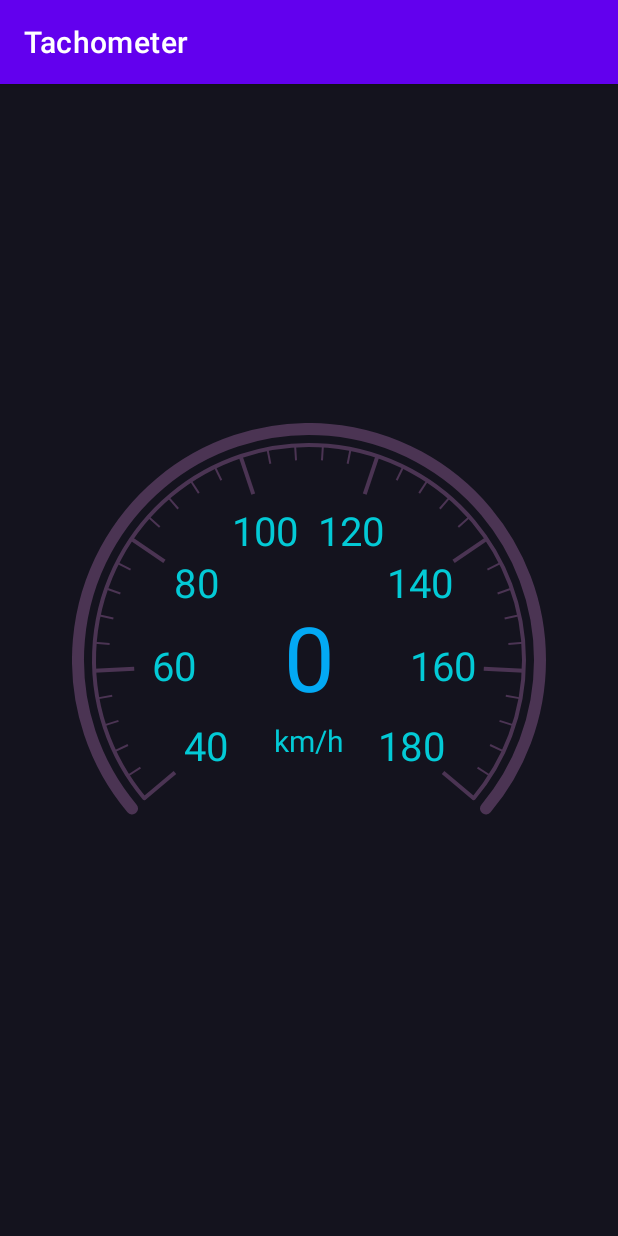
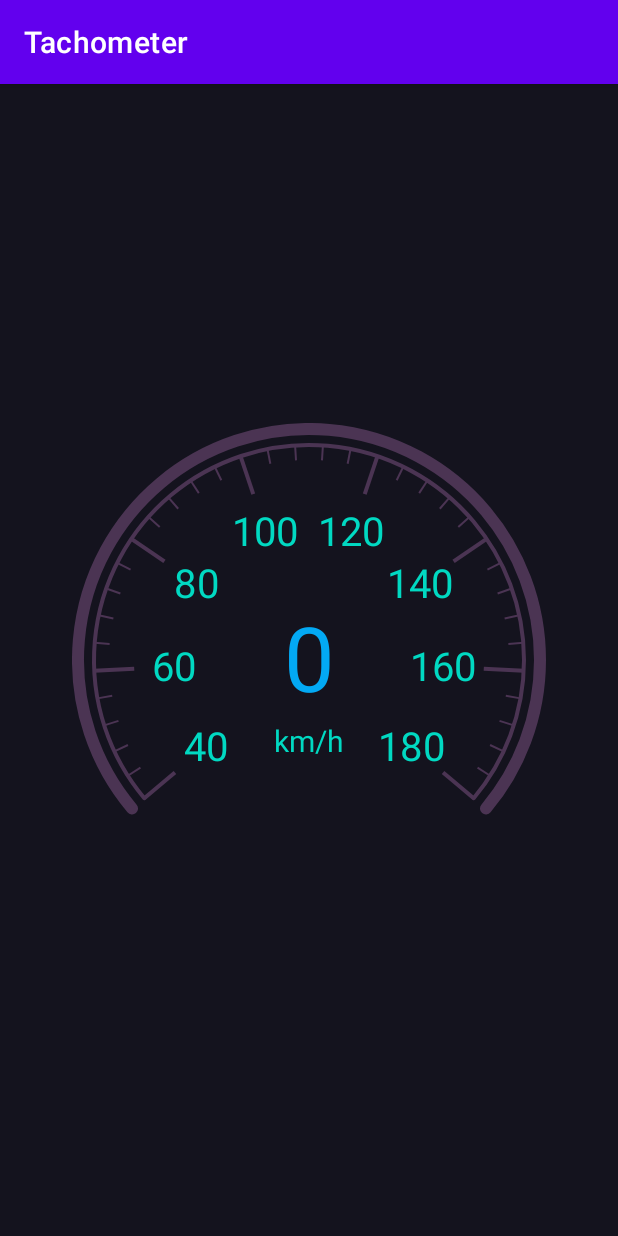
Before and after one commit to Naaatan/Tachometer, an Android app: the screen it shows after launch (MainActivity), on a phone screen of 412 x 824 dp. Run offline under Robolectric (Android 15) with nearby library versions, the phone set to English and light mode, and no system bars; our stand-ins replace data binding; 1 statement that could not run was skipped.

Commit message:
update - sample code

```diff
--- a/app/src/main/res/layout/main_fragment.xml
+++ b/app/src/main/res/layout/main_fragment.xml
@@ -32,11 +32,11 @@
             app:min="@{viewModel.min}"
             app:borderSize="8dp"
             app:borderColor="#4B3453"
-            app:fillColor="#03cad6"
+            app:fillColor="#FF01D9C2"
             app:metricText="km/h"
             app:metricTextSize="20sp"
             app:valueTextSize="60sp"
-            app:textColor="#03cad6"
+            app:textColor="#FF01D9C2"
             app:textGap="24dp"
             app:textOverColor="#F44336"
             app:textUnderColor="#03A9F4"
```
